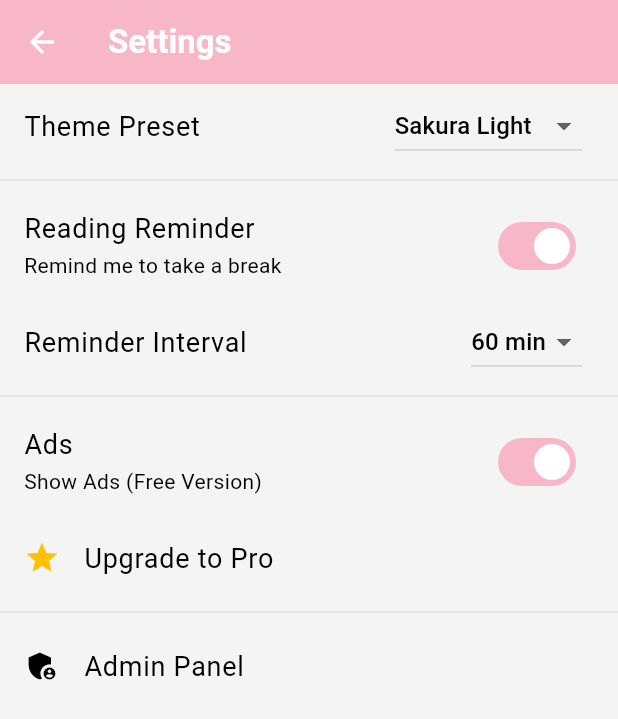
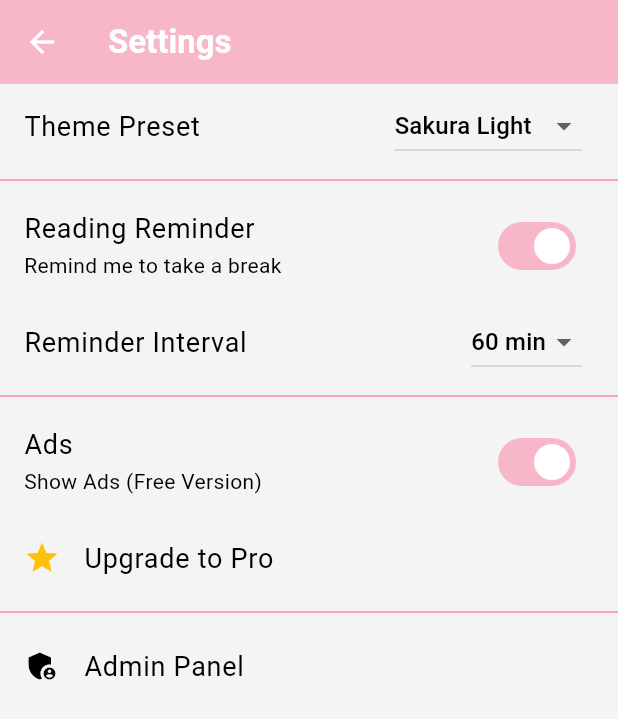
Before and after one commit to Hakku99/nyan-read, a Flutter app: the screen it shows after launch, after a tap on the "settings" icon, on a phone screen of 412 x 824 dp. Shown: the top 719 px of the screen. Run offline on Flutter 3.47's test engine with Material 3 defaults, Android fonts, the phone set to English and light mode, and no system bars; our stand-ins replace file_picker, flutter_animate, scrollable_positioned_list, shared_preferences, sqflite; missing offline and left inert: encrypt, epub_view, pdfx; accounts and stored records are empty.

Commit message:
chore: enhance UI readability, dark mode contrast and theme visibility

```diff
--- a/lib/core/services/mascot_manager.dart
+++ b/lib/core/services/mascot_manager.dart
@@ -27,9 +27,9 @@ class MascotManager {
     }
   }
 
-  Widget render(MascotScene scene, {double size = 100}) {
+  Widget render(MascotScene scene, {double size = 100, Color? color}) {
     final type = getMascotForScene(scene);
-    return _MascotWidget(type: type, scene: scene, size: size);
+    return _MascotWidget(type: type, scene: scene, size: size, color: color);
   }
 }
 
@@ -37,24 +37,29 @@ class _MascotWidget extends StatelessWidget {
   final MascotType type;
   final MascotScene scene;
   final double size;
+  final Color? color;
 
   const _MascotWidget({
     required this.type,
     required this.scene,
     required this.size,
+    this.color,
   });
 
   @override
   Widget build(BuildContext context) {
     // Placeholder using Icons and Colors since we don't have assets yet
     IconData icon;
-    Color color;
+    Color effectiveColor;
 
-    if (type == MascotType.typeA) {
-      color = const Color(0xFFF7B7C8); // Pink
+    if (color != null) {
+      effectiveColor = color!;
+      icon = (type == MascotType.typeA) ? Icons.pets : Icons.nightlight_round;
+    } else if (type == MascotType.typeA) {
+      effectiveColor = const Color(0xFFF7B7C8); // Pink
       icon = Icons.pets; // Cat paw
     } else {
-      color = const Color(0xFF7DB7D9); // Blue
+      effectiveColor = const Color(0xFF7DB7D9); // Blue
       icon = Icons.nightlight_round; // Moon/Night
     }
 
@@ -69,15 +74,15 @@ class _MascotWidget extends StatelessWidget {
       width: size,
       height: size,
       decoration: BoxDecoration(
-        color: color.withOpacity(0.2),
+        color: effectiveColor.withOpacity(0.2),
         shape: BoxShape.circle,
-        border: Border.all(color: color, width: 2),
+        border: Border.all(color: effectiveColor, width: 2),
       ),
       child: Center(
         child: Icon(
           icon,
           size: size * 0.5,
-          color: color,
+          color: effectiveColor,
         ),
       ),
     );
--- a/lib/core/theme/theme_presets.dart
+++ b/lib/core/theme/theme_presets.dart
@@ -43,7 +43,7 @@ class NyanTheme {
         onPrimary: brightness == Brightness.dark ? textPrimary : Colors.white,
         secondary: accent,
         onSecondary: Colors.white,
-        error: Colors.redAccent,
+        error: brightness == Brightness.dark ? const Color(0xFFCF6679) : Colors.redAccent, // Softer red for dark mode
         onError: Colors.white,
         surface: surface,
         onSurface: textPrimary,
@@ -61,9 +61,33 @@ class NyanTheme {
         elevation: 2,
         shape: RoundedRectangleBorder(borderRadius: BorderRadius.circular(16)),
       ),
+      textButtonTheme: TextButtonThemeData(
+        style: TextButton.styleFrom(
+          foregroundColor: accent, // Use Accent color for buttons (Unlock/Cancel)
+          textStyle: const TextStyle(fontWeight: FontWeight.bold),
+        ),
+      ),
       dividerTheme: DividerThemeData(
         color: divider,
         thickness: 1,
+      ),
+      inputDecorationTheme: InputDecorationTheme(
+        filled: true,
+        fillColor: brightness == Brightness.dark ? Colors.white.withOpacity(0.05) : Colors.grey.withOpacity(0.1),
+        border: OutlineInputBorder(
+          borderRadius: BorderRadius.circular(12),
+          borderSide: BorderSide(color: divider),
+        ),
+        enabledBorder: OutlineInputBorder(
+          borderRadius: BorderRadius.circular(12),
+          borderSide: BorderSide(color: divider),
+        ),
+        focusedBorder: OutlineInputBorder(
+          borderRadius: BorderRadius.circular(12),
+          borderSide: BorderSide(color: accent, width: 2),
+        ),
+        labelStyle: TextStyle(color: textSecondary),
+        hintStyle: TextStyle(color: textSecondary.withOpacity(0.7)),
       ),
       textTheme: TextTheme(
         bodyLarge: TextStyle(color: textPrimary, fontSize: 18, height: 1.6), // Reader text
@@ -84,9 +108,9 @@ final Map<ThemePreset, NyanTheme> themePresets = {
     surface: Color(0xFFFFF8F2),
     background: Color(0xFFF4F4F4),
     textPrimary: Colors.black, // Strict Black
-    textSecondary: Color(0xFF757575),
-    accent: Color(0xFF8ED1B2),
-    divider: Color(0xFFE0E0E0),
+    textSecondary: Color(0xFF555555), // Darker Grey for better contrast
+    accent: Color(0xFFFF8A9D),
+    divider: Color(0xFFFF8A9D), // Darker divider
     brightness: Brightness.light,
   ),
   ThemePreset.midnightBlue: const NyanTheme(
@@ -96,9 +120,9 @@ final Map<ThemePreset, NyanTheme> themePresets = {
     surface: Color(0xFF3B3550),
     background: Color(0xFF1E1B2E),
     textPrimary: Colors.white, // Strict White
-    textSecondary: Color(0xFFAAAAAA),
-    accent: Color(0xFF7DB7D9),
-    divider: Color(0xFF424242),
+    textSecondary: Color(0xFFE0E0E0), // Lighter Grey for better contrast
+    accent: Color(0xFFFFFFFF),
+    divider: Color(0xFF555555),
     brightness: Brightness.dark,
   ),
   ThemePreset.sepiaWarm: const NyanTheme(
@@ -107,10 +131,10 @@ final Map<ThemePreset, NyanTheme> themePresets = {
     primary: Color(0xFFD7CCC8),
     surface: Color(0xFFEFEBE9),
     background: Color(0xFFF5F5DC),
-    textPrimary: Colors.black, // Strict Black (was Brown)
-    textSecondary: Color(0xFF8D6E63),
+    textPrimary: Colors.black, // Strict Black
+    textSecondary: Color(0xFF5D4037), // Dark Brown
     accent: Color(0xFF8D6E63),
-    divider: Color(0xFFBCAAA4),
+    divider: Color(0xFF8D6E63),
     brightness: Brightness.light,
   ),
 };
--- a/lib/modules/bookshelf/home_screen.dart
+++ b/lib/modules/bookshelf/home_screen.dart
@@ -190,8 +190,10 @@ class _HomeScreenState extends State<HomeScreen> {
               child: Column(
                 children: [
                   TabBar(
-                    labelColor: Theme.of(context).colorScheme.primary,
-                    indicatorColor: Theme.of(context).colorScheme.primary,
+                    labelColor: Theme.of(context).colorScheme.secondary,
+                    unselectedLabelColor: Theme.of(context).textTheme.bodyMedium?.color,
+                    indicatorColor: Theme.of(context).colorScheme.secondary,
+                    indicatorWeight: 4, // Thickness of border bottom of current active tab
                     tabs: [
                       const Tab(text: "Public Shelf"),
                       if (showPrivacyTab)
--- a/lib/modules/home/splash_page.dart
+++ b/lib/modules/home/splash_page.dart
@@ -31,7 +31,7 @@ class _SplashPageState extends State<SplashPage> {
         child: Column(
           mainAxisAlignment: MainAxisAlignment.center,
           children: [
-            MascotManager().render(MascotScene.splash, size: 150)
+            MascotManager().render(MascotScene.splash, size: 150, color: Colors.white)
                 .animate()
                 .fade(duration: 800.ms)
                 .scale(duration: 800.ms),
--- a/lib/modules/reader/reader_engine/txt/txt_reader.dart
+++ b/lib/modules/reader/reader_engine/txt/txt_reader.dart
@@ -90,11 +90,16 @@ class TxtReaderEngine implements ReaderEngine {
             builder: (context, config, child) {
               if (_error != null) {
                 return Center(
-                  child: Padding(
+                  child: Container(
                     padding: const EdgeInsets.all(16.0),
+                    alignment: Alignment.center,
                     child: Text(
                       _error!,
-                      style: TextStyle(color: config.textColor, fontSize: 16),
+                      style: TextStyle(
+                        color: config.textColor, // Uses dynamic text color from controller
+                        fontSize: 16,
+                        fontWeight: FontWeight.bold,
+                      ),
                       textAlign: TextAlign.center,
                     ),
                   ),
--- a/lib/modules/reader/reader_page.dart
+++ b/lib/modules/reader/reader_page.dart
@@ -50,8 +50,23 @@ class ReaderController extends ChangeNotifier {
   }
 
   void _updateEngineConfig() {
-    // Auto-contrast text color: Strict White for dark mode, Strict Black for light mode
-    _textColor = _backgroundColor.computeLuminance() > 0.5 ? Colors.black : Colors.white;
+    // Defined Preset Colors
+    const lightSet = [
+      Color(0xFFFAF9F6), // Off-white
+      Color(0xFFFFF8E1), // Light Yellow
+      Color(0xFFE0F7FA), // Light Cyan
+    ];
+
+    // Check strict sets first
+    if (lightSet.contains(_backgroundColor)) {
+      _textColor = Colors.black;
+    } else if (_backgroundColor == const Color(0xFF2E2A3A) || _backgroundColor == const Color(0xFF000000)) {
+      // Midnight Blue or Black
+      _textColor = Colors.white;
+    } else {
+      // Fallback luminance check
+      _textColor = _backgroundColor.computeLuminance() > 0.5 ? Colors.black : Colors.white;
+    }
 
     engine.setConfig(ReaderConfig(
       backgroundColor: _backgroundColor,
```
